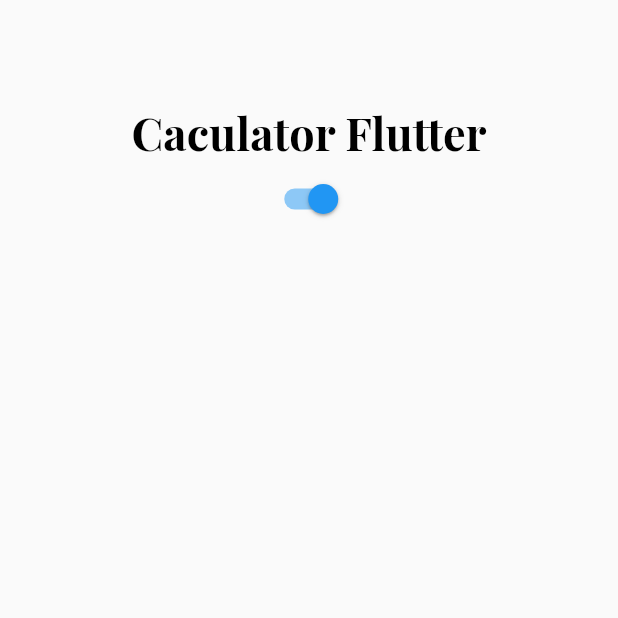
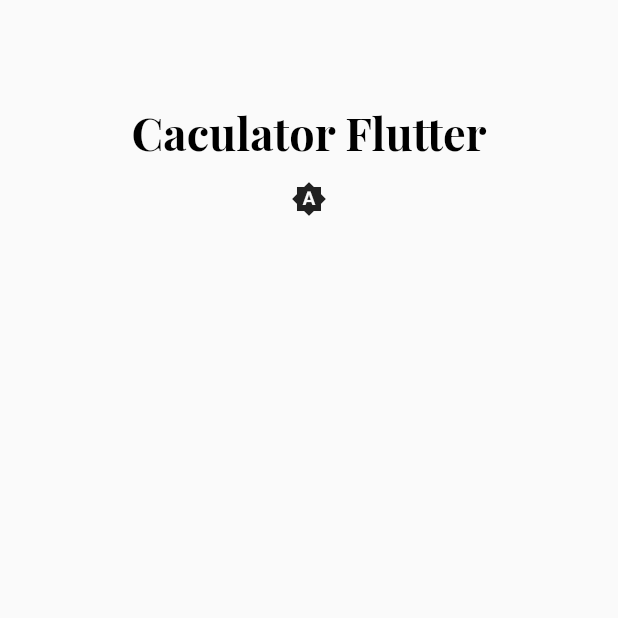
Before and after one commit to thanhnhon14022000/DroneApp, a Flutter app: the screen it shows after launch, after a tap on "Get Started", on a phone screen of 412 x 824 dp, the top half of it. Run offline on Flutter 3.47's test engine with Material 2 defaults, Android fonts, the phone set to English and light mode, and no system bars; our stand-ins replace easy_dynamic_theme.

Commit message:
Import succeed dynamic theme

```diff
--- a/lib/main.dart
+++ b/lib/main.dart
@@ -1,10 +1,14 @@
 import 'package:flutter/material.dart';
 import 'package:provider/provider.dart';
+import 'package:easy_dynamic_theme/easy_dynamic_theme.dart';
+
 import 'screen/leading_page.dart';
 import 'themes.dart';
 
 void main() {
-  runApp(const MyApp());
+  runApp(EasyDynamicThemeWidget(
+        child: MyApp(),
+    ), );
 }
 
 class MyApp extends StatelessWidget {
@@ -15,9 +19,9 @@ class MyApp extends StatelessWidget {
     return MaterialApp(
       debugShowCheckedModeBanner: false,
       title: 'Controler Drone',
-      theme: ThemeData(
-        visualDensity: VisualDensity.adaptivePlatformDensity,
-      ),
+      theme: ThemeData.light(),
+      darkTheme: ThemeData.dark(),
+      themeMode: EasyDynamicTheme.of(context).themeMode,
       home: LeadingPage(),
     );
   }
--- a/lib/screen/home_page.dart
+++ b/lib/screen/home_page.dart
@@ -1,25 +1,13 @@
 import 'package:flutter/material.dart';
 import '/themes.dart';
 import '/value/app_fonts.dart';
-
+import 'package:easy_dynamic_theme/easy_dynamic_theme.dart';
 class HomePage extends StatefulWidget {
   HomePage({Key? key}) : super(key: key);
 
   @override
   State<HomePage> createState() => _HomePageState();
 }
-
-bool _light = true;
-
-ThemeData _lightTheme = ThemeData(
-    accentColor: Colors.pink,
-    brightness: Brightness.light,
-    primaryColor: Colors.amber);
-
-ThemeData _darkTheme = ThemeData(
-    accentColor: Colors.pink,
-    brightness: Brightness.dark,
-    primaryColor: Colors.amber);
 
 class _HomePageState extends State<HomePage> {
 
@@ -28,7 +16,6 @@ class _HomePageState extends State<HomePage> {
 
   Widget build(BuildContext context) {
     Size size = MediaQuery.of(context).size;
-    theme: _light ? _lightTheme : _darkTheme;
     return Scaffold(
       body: Container(
 
@@ -49,15 +36,7 @@ class _HomePageState extends State<HomePage> {
               ),
               Container(
                 alignment: Alignment.center,
-                child: Switch(
-                  value: _light,
-                  onChanged: (state) {
-                  setState(() {
-                    print(state);
-                    _light = state;
-            });
-          },
-                )
+                child: EasyDynamicThemeBtn(),
               ),
             ],
           ),
--- a/pubspec.yaml
+++ b/pubspec.yaml
@@ -35,6 +35,7 @@ dependencies:
   # Use with the CupertinoIcons class for iOS style icons.
   cupertino_icons: ^1.0.2
   provider: ^6.0.2
+  easy_dynamic_theme: ^2.2.0
 
 dev_dependencies:
   integration_test:
```
Also changed, not shown: pubspec.lock.
